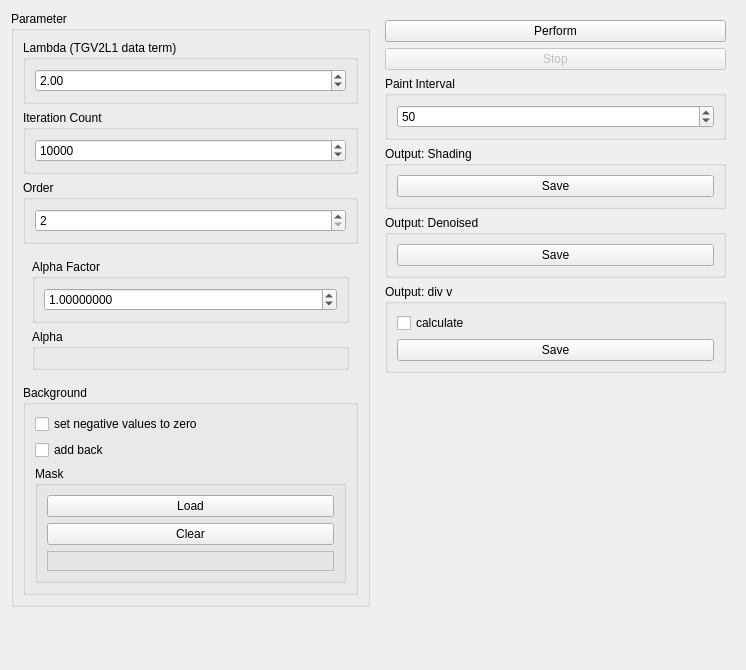
Old version of the form source/modules/tgvk_deshade_masked/TGVKDeshadeMaskedWidget.ui in the repository josefkoller/ambient_image_processor.
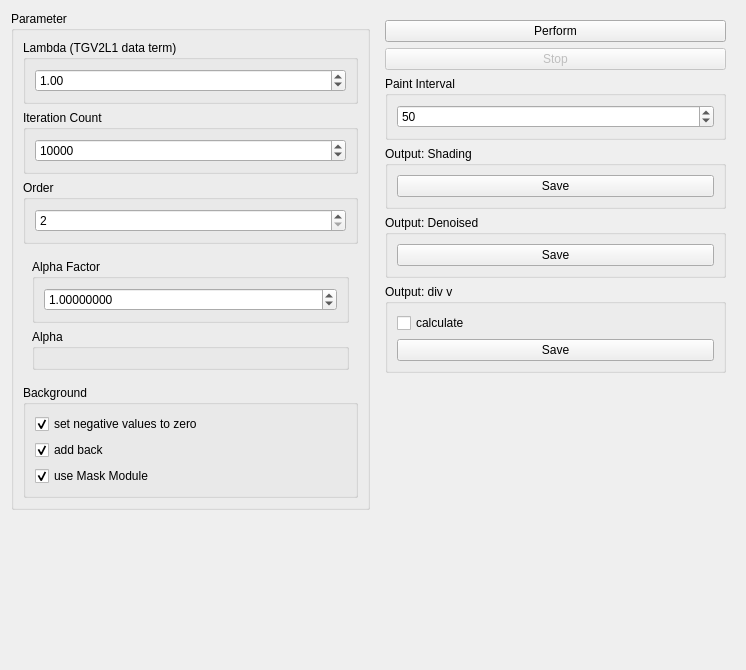
New version of the form.

Commit message: add mask module

Patch:
```diff
--- a/source/modules/tgvk_deshade_masked/TGVKDeshadeMaskedWidget.ui
+++ b/source/modules/tgvk_deshade_masked/TGVKDeshadeMaskedWidget.ui
@@ -41,7 +41,7 @@
             <double>0.100000000000000</double>
            </property>
            <property name="value">
-            <double>2.000000000000000</double>
+            <double>1.000000000000000</double>
            </property>
           </widget>
          </item>
@@ -149,7 +149,7 @@
             <bool>true</bool>
            </property>
            <property name="checked">
-            <bool>false</bool>
+            <bool>true</bool>
            </property>
           </widget>
          </item>
@@ -159,42 +159,18 @@
             <string>add back</string>
            </property>
            <property name="checked">
-            <bool>false</bool>
+            <bool>true</bool>
            </property>
           </widget>
          </item>
          <item>
-          <widget class="QGroupBox" name="groupBox_8">
-           <property name="title">
-            <string>Mask</string>
+          <widget class="QCheckBox" name="use_mask_module_checkbox">
+           <property name="text">
+            <string>use Mask Module</string>
            </property>
-           <layout class="QVBoxLayout" name="verticalLayout_8">
-            <item>
-             <widget class="QPushButton" name="load_mask_button">
-              <property name="text">
-               <string>Load</string>
-              </property>
-             </widget>
-            </item>
-            <item>
-             <widget class="QPushButton" name="clear_mask_button">
-              <property name="text">
-               <string>Clear</string>
-              </property>
-             </widget>
-            </item>
-            <item>
-             <widget class="QFrame" name="mask_frame">
-              <property name="frameShape">
-               <enum>QFrame::StyledPanel</enum>
-              </property>
-              <property name="frameShadow">
-               <enum>QFrame::Raised</enum>
-              </property>
-              <layout class="QVBoxLayout" name="verticalLayout_9"/>
-             </widget>
-            </item>
-           </layout>
+           <property name="checked">
+            <bool>true</bool>
+           </property>
           </widget>
          </item>
         </layout>
```
The commit also changes 24 other files.
